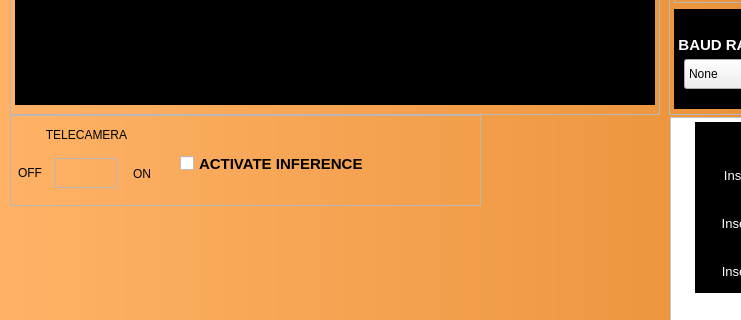
Above: documents/mainwindow.ui from AntonioConsiglio/5D-robot-consolle before the change; both pictures show x 0 to 741 and y 395 to 715 of the 1297 by 810 pixel window. Below: the same form after it.
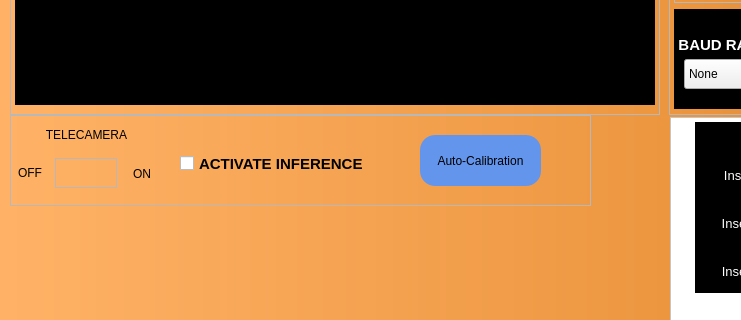
That is the form after the change. Icons and pictures are not drawn.

Commit message: camera 2 world calibration implemented

What changed in the file:
```diff
--- a/documents/mainwindow.ui
+++ b/documents/mainwindow.ui
@@ -2882,7 +2882,7 @@
      <rect>
       <x>10</x>
       <y>510</y>
-      <width>471</width>
+      <width>581</width>
       <height>91</height>
      </rect>
     </property>
@@ -3004,6 +3004,36 @@
       </size>
      </property>
     </widget>
+    <widget class="QPushButton" name="autocalibration">
+     <property name="geometry">
+      <rect>
+       <x>410</x>
+       <y>20</y>
+       <width>121</width>
+       <height>51</height>
+      </rect>
+     </property>
+     <property name="styleSheet">
+      <string notr="true">QPushButton
+{
+border: 2px sunken;
+border-radius:15px;
+background-color:#6495ED;
+
+}
+QPushButton:hover
+{
+background-color:#00FFFF;
+}
+QPushButton:pressed
+{
+background-color:white;
+}</string>
+     </property>
+     <property name="text">
+      <string>Auto-Calibration</string>
+     </property>
+    </widget>
    </widget>
   </widget>
   <widget class="QMenuBar" name="menubar">
```
The commit also changes 13 other files.
